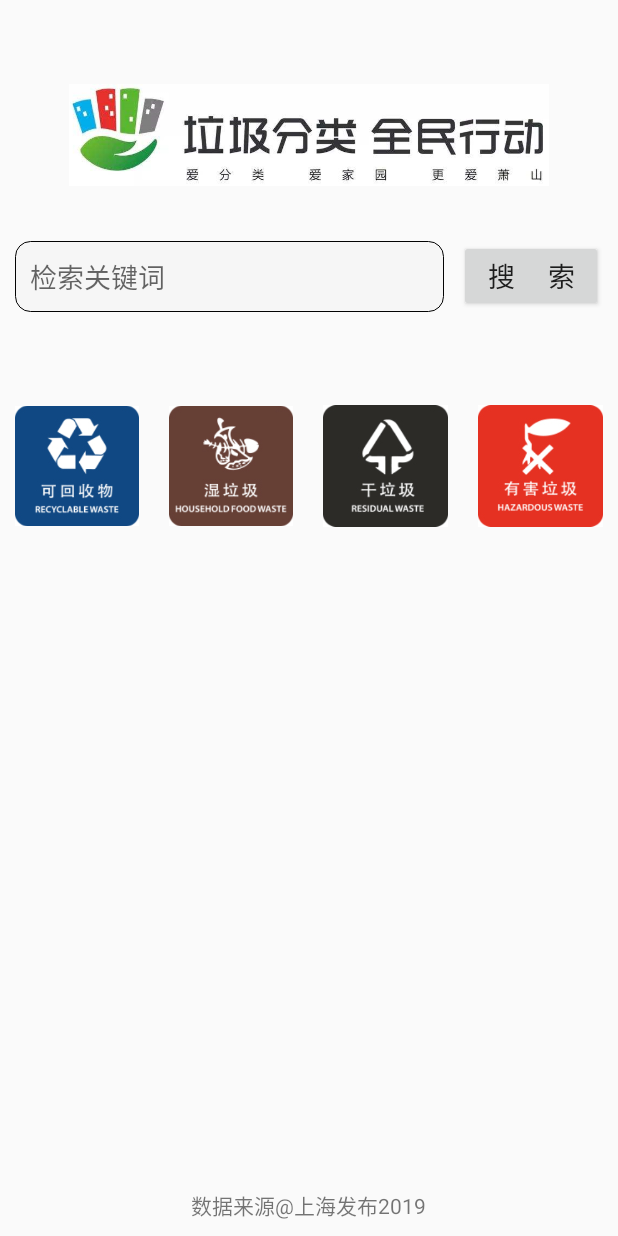
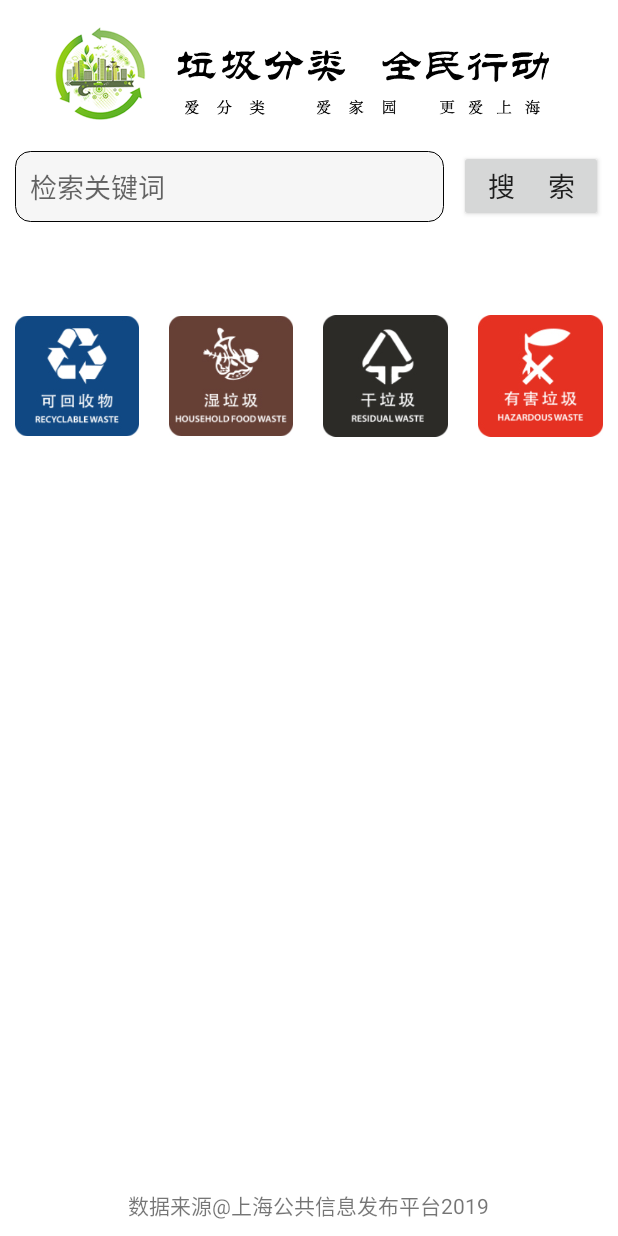
Before and after one commit to riskycheng/GoRubbish, an Android app: the screen it shows after launch (HomeActivity), on a phone screen of 412 x 824 dp. Run offline under Robolectric (Android 15) with nearby library versions, the phone set to English and light mode, and no system bars.

Commit message:
add the new designed logo

```diff
--- a/app/src/main/res/layout/activity_main.xml
+++ b/app/src/main/res/layout/activity_main.xml
@@ -5,6 +5,7 @@
         android:layout_width="match_parent"
         android:layout_height="match_parent"
         android:orientation="vertical"
+        android:background="@color/white"
         tools:context=".HomeActivity">
 
     <ScrollView
@@ -16,18 +17,18 @@
                 android:layout_height="wrap_content"
                 android:orientation="vertical">
             <ImageView
-                    android:layout_marginTop="40dp"
+                    android:layout_marginTop="10dp"
                     android:layout_gravity="center_horizontal"
-                    android:layout_width="320dp"
-                    android:layout_height="100dp"
-                    android:src="@drawable/title_logo"/>
+                    android:layout_width="340dp"
+                    android:layout_height="80dp"
+                    android:src="@drawable/title_logo_bar"/>
 
 
             <LinearLayout
                     android:layout_marginStart="10dp"
                     android:layout_marginLeft="10dp"
                     android:layout_marginEnd="10dp"
-                    android:layout_marginTop="20dp"
+                    android:layout_marginTop="10dp"
                     android:layout_width="match_parent"
                     android:layout_height="wrap_content"
                     android:orientation="horizontal">
--- a/app/src/main/res/values/strings.xml
+++ b/app/src/main/res/values/strings.xml
@@ -38,5 +38,5 @@
     <string name="rubbish_unknown_name">未知</string>
 
 
-    <string name="rubbish_copyright">数据来源@上海发布2019</string>
+    <string name="rubbish_copyright">数据来源@上海公共信息发布平台2019</string>
 </resources>
```
Also changed, not shown: app/src/main/res/drawable/title_logo_bar.png (added), app/src/main/res/drawable/title_logo_square.png (added).
